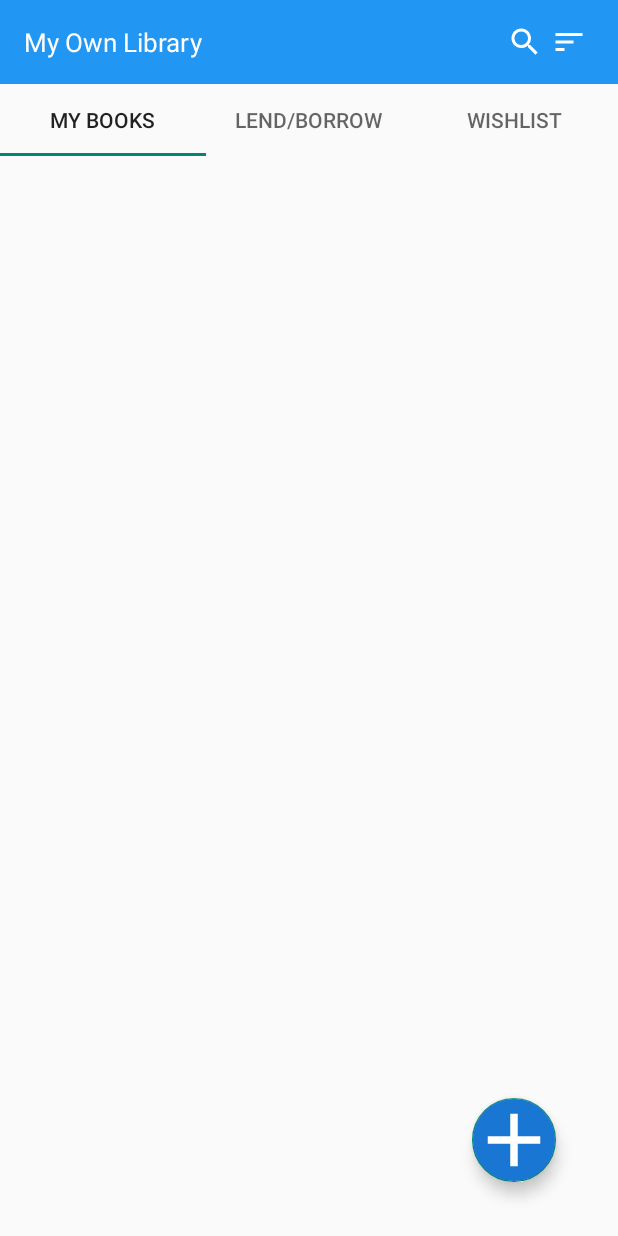
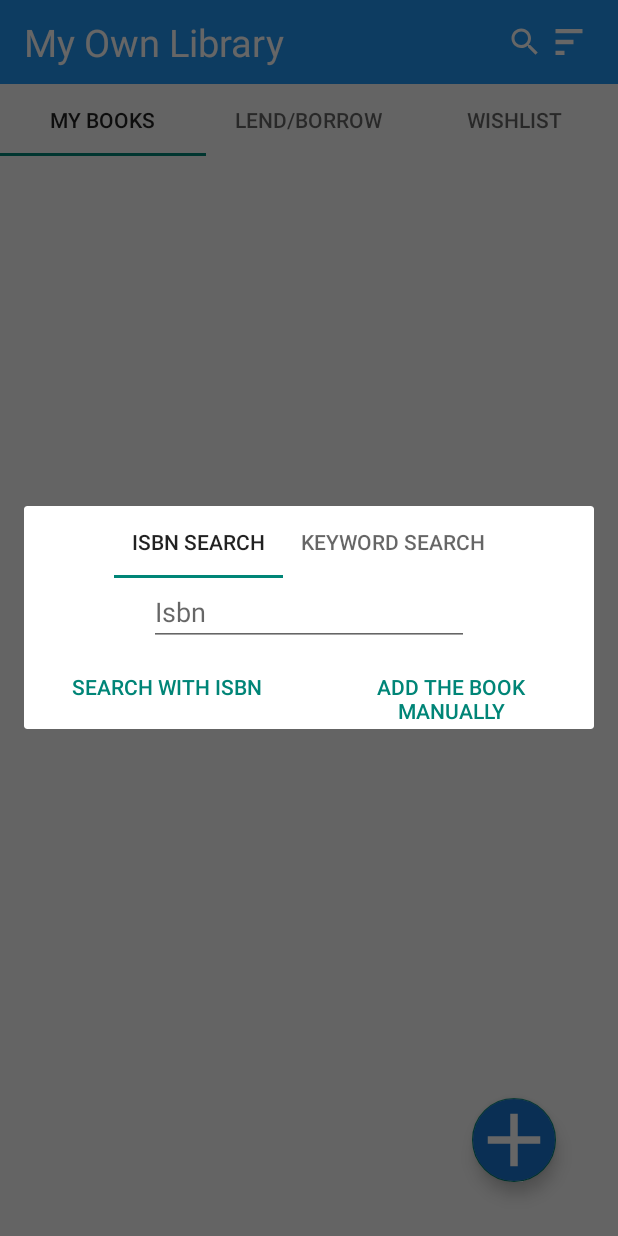
Before and after one commit to Eliathen/MyOwnLibrary, an Android app: the MainActivity screen opened directly, with no data from a screen before it, after a tap on an icon or button, on a phone screen of 412 x 824 dp. Run offline under Robolectric (Android 15) with nearby library versions, the light colour scheme and no system bars.

Commit message:
add dialog which let user how to add book

```diff
--- a/app/src/main/AndroidManifest.xml
+++ b/app/src/main/AndroidManifest.xml
@@ -10,6 +10,7 @@
         android:label="@string/app_name"
         android:roundIcon="@mipmap/ic_launcher_round"
         android:screenOrientation="portrait"
+        tools:ignore="LockedOrientationActivity"
         android:supportsRtl="true"
         android:theme="@style/Theme.AppCompat.DayNight.NoActionBar">
         <activity android:name=".activities.MainActivity" />
--- a/app/src/main/java/com/szymanski/myownlibrary/activities/MainActivity.kt
+++ b/app/src/main/java/com/szymanski/myownlibrary/activities/MainActivity.kt
@@ -4,29 +4,39 @@ import androidx.appcompat.app.AppCompatActivity
 import android.os.Bundle
 import android.os.Handler
 import android.widget.Toast
-import android.widget.Toolbar
-import androidx.appcompat.app.ActionBar
 import androidx.viewpager2.widget.ViewPager2
 import com.google.android.material.tabs.TabLayoutMediator
 import com.szymanski.myownlibrary.R
-import com.szymanski.myownlibrary.adapter.PagerAdapter
+import com.szymanski.myownlibrary.adapters.PagerAdapter
 import kotlinx.android.synthetic.main.activity_main.*
 
 class MainActivity : AppCompatActivity() {
     private var doubleBackToExitPressedOnce = false
     private lateinit var viewPager: ViewPager2
+
     override fun onCreate(savedInstanceState: Bundle?) {
         super.onCreate(savedInstanceState)
         setContentView(R.layout.activity_main)
         setSupportActionBar(findViewById(R.id.app_bar))
+        setViewPager()
+
+    }
+
+    private fun setViewPager() {
         viewPager = findViewById(R.id.pager)
         val pagerAdapter = PagerAdapter(this)
         viewPager.adapter = pagerAdapter
         TabLayoutMediator(tabLayout, viewPager) { tab, position ->
-            tab.text = when(position){
-                0 -> {getString(R.string.my_books_tabItem)}
-                1 -> {getString(R.string.lend_borrow_tabItem)}
-                else -> {getString(R.string.wishList_tabItem)}
+            tab.text = when (position) {
+                0 -> {
+                    getString(R.string.my_books_tabItem)
+                }
+                1 -> {
+                    getString(R.string.lend_borrow_tabItem)
+                }
+                else -> {
+                    getString(R.string.wishList_tabItem)
+                }
             }
         }.attach()
     }
--- a/app/src/main/java/com/szymanski/myownlibrary/adapter/PagerAdapter.kt
+++ b/app/src/main/java/com/szymanski/myownlibrary/adapters/PagerAdapter.kt
@@ -1,4 +1,4 @@
-package com.szymanski.myownlibrary.adapter
+package com.szymanski.myownlibrary.adapters
 
 import androidx.fragment.app.Fragment
 import androidx.viewpager2.adapter.FragmentStateAdapter
--- /dev/null
+++ b/app/src/main/java/com/szymanski/myownlibrary/adapters/SaveMethodAdapter.kt
@@ -0,0 +1,28 @@
+package com.szymanski.myownlibrary.adapters
+
+import androidx.fragment.app.Fragment
+import androidx.viewpager2.adapter.FragmentStateAdapter
+import com.szymanski.myownlibrary.fragments.LendBorrowFragment
+import com.szymanski.myownlibrary.fragments.MyBooksFragment
+import com.szymanski.myownlibrary.fragments.WishListFragment
+import com.szymanski.myownlibrary.fragments.dialogFragments.IsbnSearchFragment
+import com.szymanski.myownlibrary.fragments.dialogFragments.KeywordSearchFragment
+
+class SaveMethodAdapter(fragment: Fragment): FragmentStateAdapter(fragment) {
+    private val numberOfPage = 2
+    override fun getItemCount(): Int {
+        return numberOfPage
+    }
+
+    override fun createFragment(position: Int): Fragment {
+        return when(position) {
+            0 -> {
+                IsbnSearchFragment()
+            }
+            else -> {
+                KeywordSearchFragment()
+            }
+        }
+    }
+
+}
--- a/app/src/main/java/com/szymanski/myownlibrary/fragments/MyBooksFragment.kt
+++ b/app/src/main/java/com/szymanski/myownlibrary/fragments/MyBooksFragment.kt
@@ -5,8 +5,8 @@ import androidx.fragment.app.Fragment
 import android.view.LayoutInflater
 import android.view.View
 import android.view.ViewGroup
-import android.widget.Toast
 import com.szymanski.myownlibrary.R
+import com.szymanski.myownlibrary.fragments.dialogFragments.SaveBookDialogFragment
 import kotlinx.android.synthetic.main.fragment_my_books.view.*
 
 /**
@@ -18,11 +18,22 @@ class MyBooksFragment : Fragment() {
         inflater: LayoutInflater, container: ViewGroup?,
         savedInstanceState: Bundle?
     ): View? {
-        val rootView = inflater.inflate(R.layout.fragment_my_books, container, false)
-        rootView.addBookButton.setOnClickListener{
-            Toast.makeText(activity, "Save book", Toast.LENGTH_SHORT).show()
+        val rootView = inflater.inflate(R.layout.fragment_my_books, container, true)
+        rootView.addBookButton.setOnClickListener {
+            showDialog()
         }
         return rootView
     }
 
+    private fun showDialog() {
+        val fragmentManager = activity?.supportFragmentManager?.beginTransaction()
+        val prev = activity?.supportFragmentManager?.findFragmentByTag("dialog")
+        if (prev != null) {
+            fragmentManager?.remove(prev)
+        }
+        fragmentManager?.addToBackStack(null)
+
+        val dialogFragment = SaveBookDialogFragment()
+        fragmentManager?.let { dialogFragment.show(it, "dialog") }
+    }
 }
--- /dev/null
+++ b/app/src/main/java/com/szymanski/myownlibrary/fragments/dialogFragments/IsbnSearchFragment.kt
@@ -0,0 +1,22 @@
+package com.szymanski.myownlibrary.fragments.dialogFragments
+
+import android.os.Bundle
+import androidx.fragment.app.Fragment
+import android.view.LayoutInflater
+import android.view.View
+import android.view.ViewGroup
+import android.widget.TextView
+import com.szymanski.myownlibrary.R
+
+/**
+ * A simple [Fragment] subclass.
+ */
+class IsbnSearchFragment : Fragment() {
+
+    override fun onCreateView(
+        inflater: LayoutInflater, container: ViewGroup?,
+        savedInstanceState: Bundle?
+    ): View? {
+        return inflater.inflate(R.layout.fragment_isbn_search, container, false)
+        }
+}
--- /dev/null
+++ b/app/src/main/java/com/szymanski/myownlibrary/fragments/dialogFragments/KeywordSearchFragment.kt
@@ -0,0 +1,24 @@
+package com.szymanski.myownlibrary.fragments.dialogFragments
+
+import android.os.Bundle
+import androidx.fragment.app.Fragment
+import android.view.LayoutInflater
+import android.view.View
+import android.view.ViewGroup
+
+import com.szymanski.myownlibrary.R
+
+/**
+ * A simple [Fragment] subclass.
+ */
+class KeywordSearchFragment : Fragment() {
+
+    override fun onCreateView(
+        inflater: LayoutInflater, container: ViewGroup?,
+        savedInstanceState: Bundle?
+    ): View? {
+        // Inflate the layout for this fragment
+        return inflater.inflate(R.layout.fragment_keyword_search, container, false)
+    }
+
+}
--- /dev/null
+++ b/app/src/main/java/com/szymanski/myownlibrary/fragments/dialogFragments/SaveBookDialogFragment.kt
@@ -0,0 +1,46 @@
+package com.szymanski.myownlibrary.fragments.dialogFragments
+
+import android.app.Dialog
+import android.os.Bundle
+import android.view.LayoutInflater
+import android.view.View
+import android.view.ViewGroup
+import androidx.fragment.app.DialogFragment
+import androidx.viewpager2.widget.ViewPager2
+import com.google.android.material.tabs.TabLayoutMediator
+import com.szymanski.myownlibrary.R
+import com.szymanski.myownlibrary.adapters.SaveMethodAdapter
+import kotlinx.android.synthetic.main.activity_main.*
+import kotlinx.android.synthetic.main.choose_method_save_book_dialog.view.*
+import kotlinx.android.synthetic.main.choose_method_save_book_dialog.view.tabLayout
+
+class SaveBookDialogFragment: DialogFragment(){
+
+    private lateinit var viewPager: ViewPager2
+
+    override fun onCreateDialog(savedInstanceState: Bundle?): Dialog {
+        return super.onCreateDialog(savedInstanceState)
+    }
+
+    override fun onCreateView(
+        inflater: LayoutInflater,
+        container: ViewGroup?,
+        savedInstanceState: Bundle?
+    ): View? {
+        val view = inflater.inflate(R.layout.choose_method_save_book_dialog, container, true)
+        viewPager = view.findViewById(R.id.viewPager)
+        val pagerAdapter = SaveMethodAdapter(this)
+        viewPager.adapter = pagerAdapter
+        TabLayoutMediator(view.tabLayout, viewPager) { tab, position ->
+            tab.text = when (position) {
+                0 -> {
+                    getString(R.string.isbn_search_text)
+                }
+                else -> {
+                    getString(R.string.keyword_search_text)
+                }
+            }
+        }.attach()
+        return view
+    }
+}
--- a/app/src/main/res/layout/activity_login.xml
+++ b/app/src/main/res/layout/activity_login.xml
@@ -33,8 +33,9 @@
         android:layout_width="wrap_content"
         android:layout_height="wrap_content"
         android:ems="10"
-        android:backgroundTint="@color/colorPrimaryLight"
-        android:textColorHint="@color/colorPrimaryLight"
+        android:backgroundTint="@color/colorPrimaryText"
+        android:textColorHint="@color/colorPrimaryText"
+        android:textColor="@color/colorPrimaryText"
         android:hint="@string/email_hint"
         android:inputType="textEmailAddress"
         app:layout_constraintBottom_toTopOf="@+id/passwordTextView"
@@ -48,8 +49,9 @@
         android:ems="10"
         android:hint="@string/password_hint"
         android:inputType="textPassword"
-        android:backgroundTint="@color/colorPrimaryLight"
-        android:textColorHint="@color/colorPrimaryLight"
+        android:backgroundTint="@color/colorPrimaryText"
+        android:textColorHint="@color/colorPrimaryText"
+        android:textColor="@color/colorPrimaryText"
         app:layout_constraintBottom_toTopOf="@+id/guideline"
         app:layout_constraintEnd_toEndOf="parent"
         app:layout_constraintStart_toStartOf="parent" />
--- a/app/src/main/res/layout/app_bar.xml
+++ b/app/src/main/res/layout/app_bar.xml
@@ -1,5 +1,5 @@
 <?xml version="1.0" encoding="utf-8"?>
-<androidx.appcompat.widget.Toolbar
+<androidx.appcompat.widget.Toolbar xmlns:tools="http://schemas.android.com/tools"
     android:id="@+id/app_bar"
     xmlns:android="http://schemas.android.com/apk/res/android"
     android:layout_width="match_parent"
@@ -14,20 +14,23 @@
         <TextView
             android:layout_width="0dp"
             android:layout_weight="1"
-            android:autoSizeTextType="uniform"
+            android:textSize="25sp"
             android:textColor="@android:color/white"
             android:layout_height="match_parent"
             android:text="@string/app_name"/>
 
         <ImageButton
+            android:id="@+id/search_button"
             android:layout_width="wrap_content"
             android:layout_height="match_parent"
             android:background="?android:selectableItemBackground"
             android:contentDescription="@string/search_button_description"
             android:paddingStart="5dp"
-            android:src="@drawable/ic_search_white_24dp" />
+            android:src="@drawable/ic_search_white_24dp"
+            tools:ignore="RtlSymmetry" />
 
         <ImageButton
+            android:id="@+id/sort_button"
             android:layout_width="wrap_content"
             android:layout_height="match_parent"
             android:layout_marginStart="5dp"
--- /dev/null
+++ b/app/src/main/res/layout/choose_method_save_book_dialog.xml
@@ -0,0 +1,25 @@
+<?xml version="1.0" encoding="utf-8"?>
+<androidx.constraintlayout.widget.ConstraintLayout xmlns:android="http://schemas.android.com/apk/res/android"
+    xmlns:app="http://schemas.android.com/apk/res-auto"
+    android:layout_width="match_parent"
+    android:layout_height="wrap_content">
+
+    <com.google.android.material.tabs.TabLayout
+        android:id="@+id/tabLayout"
+        android:layout_width="match_parent"
+        android:layout_height="wrap_content"
+        app:layout_constraintEnd_toEndOf="parent"
+        app:layout_constraintStart_toStartOf="parent"
+        app:layout_constraintTop_toTopOf="parent">
+
+    </com.google.android.material.tabs.TabLayout>
+
+    <androidx.viewpager2.widget.ViewPager2
+        android:id="@+id/viewPager"
+        android:layout_width="match_parent"
+        android:layout_height="match_parent"
+        app:layout_constraintBottom_toBottomOf="parent"
+        app:layout_constraintEnd_toEndOf="parent"
+        app:layout_constraintStart_toStartOf="parent"
+        app:layout_constraintTop_toBottomOf="@id/tabLayout"/>
+</androidx.constraintlayout.widget.ConstraintLayout>
--- /dev/null
+++ b/app/src/main/res/layout/fragment_isbn_search.xml
@@ -0,0 +1,50 @@
+<?xml version="1.0" encoding="utf-8"?>
+<androidx.constraintlayout.widget.ConstraintLayout xmlns:android="http://schemas.android.com/apk/res/android"
+    xmlns:app="http://schemas.android.com/apk/res-auto"
+    xmlns:tools="http://schemas.android.com/tools"
+    android:id="@+id/frameLayout"
+    android:layout_width="match_parent"
+    android:layout_height="match_parent"
+    android:orientation="vertical"
+    tools:context=".fragments.dialogFragments.IsbnSearchFragment">
+
+    <EditText
+        android:id="@+id/isbnNumberText"
+        android:layout_width="wrap_content"
+        android:layout_height="wrap_content"
+        android:ems="10"
+        android:hint="@string/isbn_text_hint"
+        android:inputType="number"
+        app:layout_constraintEnd_toEndOf="parent"
+        app:layout_constraintStart_toStartOf="parent"
+        app:layout_constraintTop_toTopOf="parent" />
+
+    <LinearLayout
+        android:layout_width="match_parent"
+        android:layout_height="wrap_content"
+        app:layout_constraintEnd_toEndOf="parent"
+
+        app:layout_constraintStart_toStartOf="parent"
+        app:layout_constraintTop_toBottomOf="@id/isbnNumberText">
+
+        <Button
+            android:id="@+id/button"
+            android:layout_margin="0sp"
+            style="?attr/buttonBarButtonStyle"
+            android:layout_width="0dp"
+            android:layout_height="wrap_content"
+            android:layout_marginLeft="15dp"
+            android:layout_marginRight="15dp"
+            android:layout_weight="1"
+            android:text="@string/search_with_isbn_text" />
+
+        <Button
+            android:id="@+id/button2"
+            style="?attr/buttonBarButtonStyle"
+            android:layout_width="0dp"
+            android:layout_height="wrap_content"
+            android:layout_margin="0sp"
+            android:layout_weight="1"
+            android:text="@string/add_the_book_manually_text" />
+    </LinearLayout>
+</androidx.constraintlayout.widget.ConstraintLayout>
--- /dev/null
+++ b/app/src/main/res/layout/fragment_keyword_search.xml
@@ -0,0 +1,44 @@
+<?xml version="1.0" encoding="utf-8"?>
+<androidx.constraintlayout.widget.ConstraintLayout xmlns:android="http://schemas.android.com/apk/res/android"
+    xmlns:app="http://schemas.android.com/apk/res-auto"
+    xmlns:tools="http://schemas.android.com/tools"
+    android:id="@+id/frameLayout"
+    android:layout_width="match_parent"
+    android:layout_height="match_parent"
+    tools:context=".fragments.dialogFragments.KeywordSearchFragment">
+
+    <EditText
+        android:id="@+id/keywordText"
+        android:layout_width="wrap_content"
+        android:layout_height="wrap_content"
+        android:ems="10"
+        android:inputType="number"
+        android:hint="@string/keyword_search_hint"
+        app:layout_constraintEnd_toEndOf="parent"
+        app:layout_constraintStart_toStartOf="parent"
+        app:layout_constraintTop_toTopOf="parent" />
+    <LinearLayout
+        android:layout_width="match_parent"
+        android:layout_height="wrap_content"
+        app:layout_constraintTop_toBottomOf="@id/keywordText"
+
+        >
+        <Button
+            android:id="@+id/search"
+            style="?attr/buttonBarButtonStyle"
+            android:text="@string/search_text"
+            android:layout_width="0dp"
+            android:layout_weight="2"
+            android:layout_margin="0dp"
+            android:layout_height="wrap_content" />
+
+        <Button
+            android:id="@+id/addManual"
+            android:text="@string/add_the_book_manually_text"
+            android:layout_width="0dp"
+            android:layout_weight="3"
+            style="?attr/buttonBarButtonStyle"
+            android:layout_margin="0dp"
+            android:layout_height="wrap_content" />
+    </LinearLayout>
+</androidx.constraintlayout.widget.ConstraintLayout>
--- a/app/src/main/res/values/strings.xml
+++ b/app/src/main/res/values/strings.xml
@@ -18,4 +18,11 @@
     <string name="double_click_to_exit_text">Please click BACK again to exit</string>
     <string name="search_button_description">Search Icon</string>
     <string name="sort_by_name_button_description">Sort by name</string>
+    <string name="isbn_search_text">ISBN SEARCH</string>
+    <string name="keyword_search_text">KEYWORD SEARCH</string>
+    <string name="search_with_isbn_text">SEARCH WITH ISBN</string>
+    <string name="add_the_book_manually_text">ADD THE BOOK MANUALLY</string>
+    <string name="search_text">SEARCH</string>
+    <string name="keyword_search_hint">Title, author...</string>
+    <string name="isbn_text_hint">Isbn</string>
 </resources>
```
